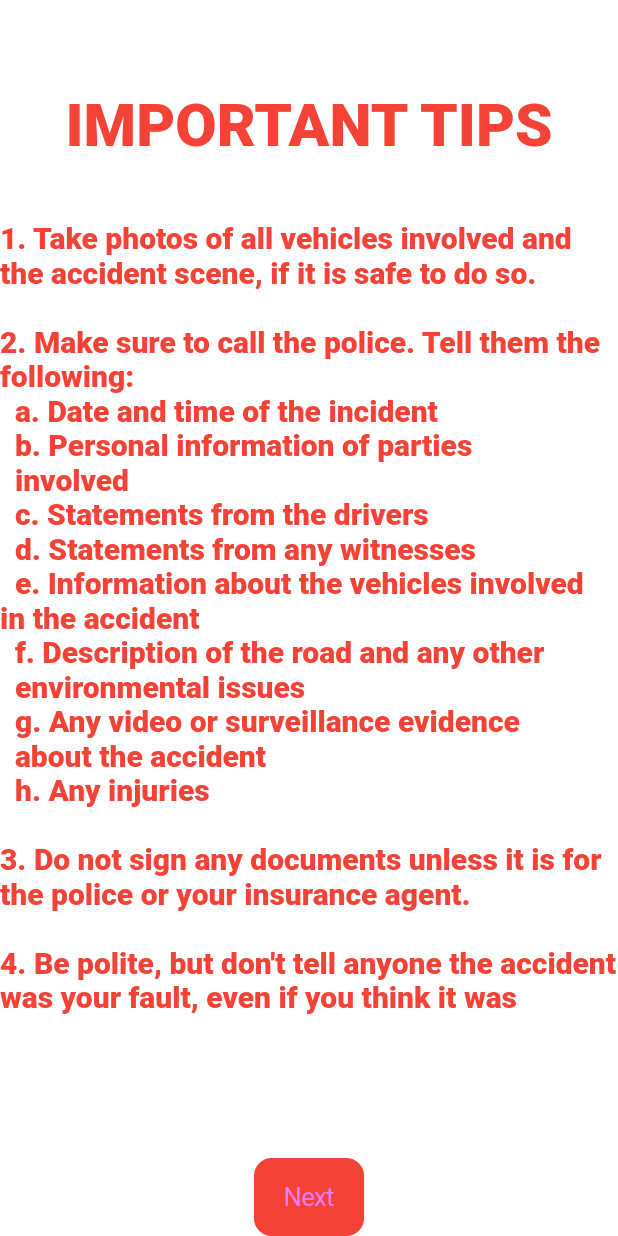
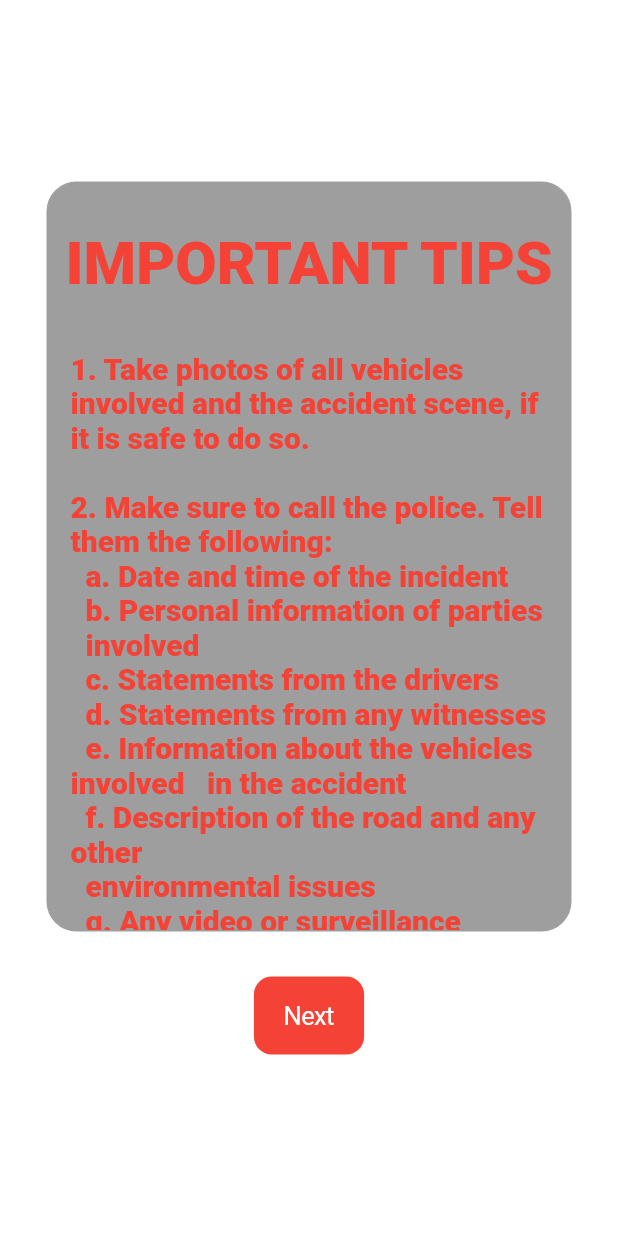
Before and after one commit to st9488/UTDHackathon2021, a Flutter app: the TipsPage screen opened by its route, on a phone screen of 412 x 824 dp. Run offline on Flutter 3.47's test engine with Material 2 defaults, Android fonts, the phone set to English and light mode, and no system bars; our stand-ins replace firebase_auth, firebase_core; accounts and stored records are empty; Roboto replaces fonts that are missing (BabasNeue).

Commit message:
Updating UI

```diff
--- a/lib/pages/tips_page.dart
+++ b/lib/pages/tips_page.dart
@@ -19,43 +19,71 @@ class _TipsPageState extends State<TipsPage>{
   Widget build(BuildContext context)
   {
     return Stack(
+        alignment: Alignment.center,
         children:[
           const Background(),
           Column(
+            mainAxisAlignment: MainAxisAlignment.center,
+            crossAxisAlignment: CrossAxisAlignment.center,
             children: [
-              const Padding(padding: EdgeInsets.symmetric(vertical: 30)),
-              const Text("IMPORTANT TIPS", style: TextStyle(decoration: TextDecoration.none, fontFamily: 'BabasNeue', fontSize: 40, color: Colors.red)),
-              const Padding(padding: EdgeInsets.symmetric(vertical: 20)),
-              const Expanded(
+              SizedBox(
+                width: 350,
+                height: 500,
+                child: Container(
+                  decoration: BoxDecoration(
+                      color: Colors.grey,
+                      border: Border.all(
+                        color: Colors.grey,
+                      ),
+                      borderRadius: BorderRadius.all(Radius.circular(20))
+                  ),
+                  child: Column(
+                    children:const [
+                      Padding(padding: EdgeInsets.symmetric(vertical: 15)),
+                      Text("IMPORTANT TIPS", style: TextStyle(decoration: TextDecoration.none, fontFamily: 'BabasNeue', fontSize: 40, color: Colors.red)),
+                      Padding(padding: EdgeInsets.symmetric(vertical: 10)),
+                      Expanded(
                           flex: 1,
                           child: SingleChildScrollView(
+
                               scrollDirection: Axis.vertical,
+
+                              child: Padding(
+                                padding: EdgeInsets.all(15.0),
                                 child: Text(
-                        "1. Take photos of all vehicles involved and the accident scene, if it is safe to do so.\n"
-                            "\n2. Make sure to call the police. Tell them the following:\n"
-                            "  a. Date and time of the incident\n"
-                            "  b. Personal information of parties\n\t\tinvolved\n"
-                            "  c. Statements from the drivers\n"
-                            "  d. Statements from any witnesses\n"
-                            "  e. Information about the vehicles involved \t\tin the accident\n"
-                            "  f. Description of the road and any other \n\t\tenvironmental issues\n"
-                            "  g. Any video or surveillance evidence \n\t\tabout the accident\n"
-                            "  h. Any injuries\n"
-                            "\n3. Do not sign any documents unless it is for the police or your insurance agent.\n"
+                                  "1. Take photos of all vehicles involved and the accident scene, if it is safe to do so.\n" +
+                                      "\n2. Make sure to call the police. Tell them the following:\n" +
+                                      "  a. Date and time of the incident\n" +
+                                      "  b. Personal information of parties\n\t\tinvolved\n" +
+                                      "  c. Statements from the drivers\n" +
+                                      "  d. Statements from any witnesses\n" +
+                                      "  e. Information about the vehicles involved \t\tin the accident\n" +
+                                      "  f. Description of the road and any other \n\t\tenvironmental issues\n" +
+                                      "  g. Any video or surveillance evidence \n\t\tabout the accident\n" +
+                                      "  h. Any injuries\n" +
+                                      "\n3. Do not sign any documents unless it is for the police or your insurance agent.\n" +
                                       "\n4. Be polite, but don't tell anyone the accident was your fault, even if you think it was", style: TextStyle(decoration: TextDecoration.none, fontFamily: 'BabasNeue', fontSize: 20, color: Colors.red)
-                        ,)
+                                  ,),
+                              )
                           )
                       ),
+
+                    ],
+                  ),
+                ),
+              ),
+              Container(height: 30),
               CupertinoButton(
-                  child: const Text("Next"),
-                  onPressed: () {
+                  child: const Text("Next", style: TextStyle(color: Colors.white)),
+                  onPressed: (){
                     Navigator.of(context).pushReplacementNamed('/DriverInformation');
                   },
                   color: Colors.red
-              )
+              ),
             ],
-          )
-        ],
+          ),
+
+        ]
     );
   }
 }
```
Lines whose indentation alone changed are shown as unchanged.
